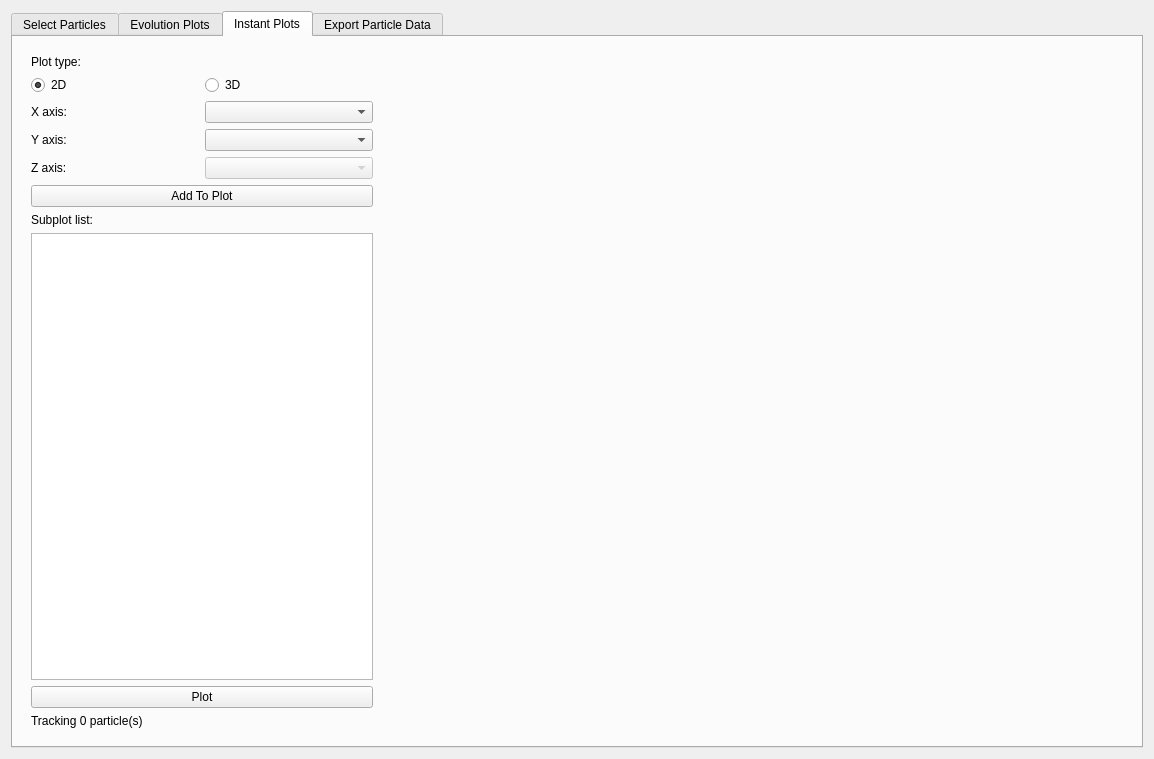
AngelFP/VisualPIC, file VisualPIC/Views/ParticleTracker.ui: the form before one commit.
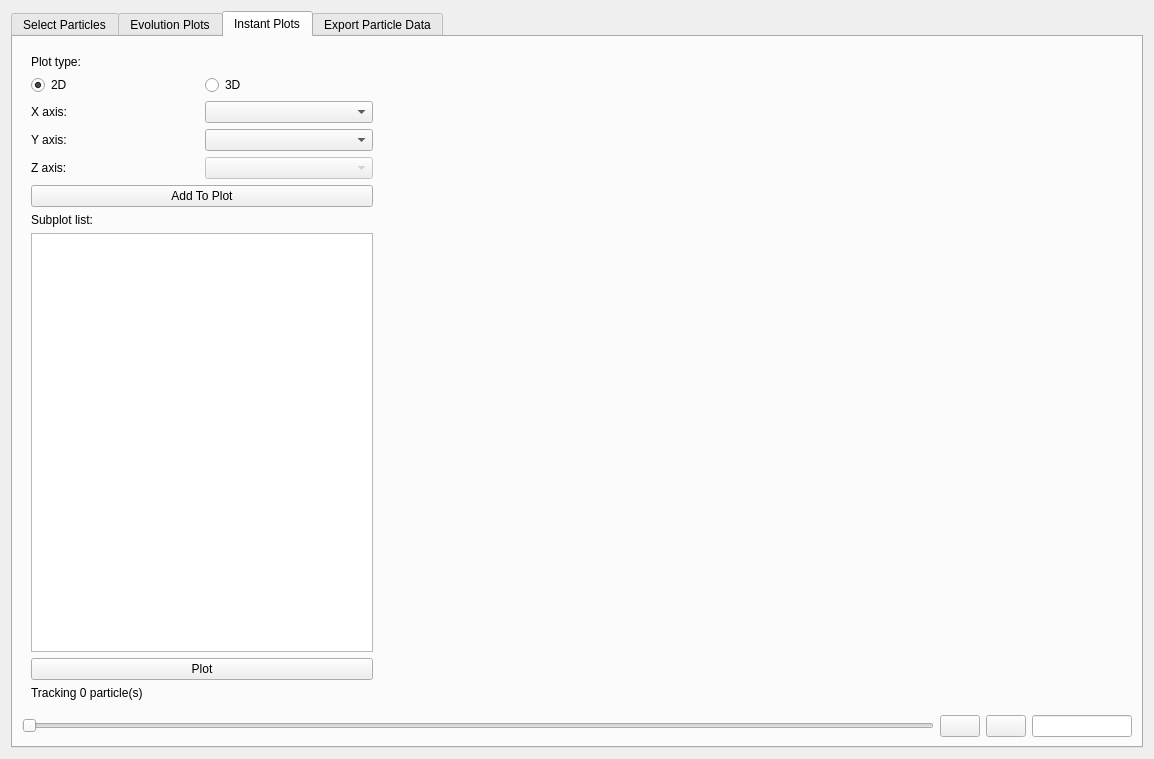
The form after the commit. The open tabs and pages were chosen to show the change. Icons and pictures are not drawn.

Commit message: Updated instant plots UI with time step slider.

```diff
--- a/VisualPIC/Views/ParticleTracker.ui
+++ b/VisualPIC/Views/ParticleTracker.ui
@@ -412,7 +412,9 @@
       <attribute name="title">
        <string>Instant Plots</string>
       </attribute>
-      <layout class="QHBoxLayout" name="horizontalLayout_3">
+      <layout class="QVBoxLayout" name="verticalLayout_11">
+       <item>
+        <layout class="QHBoxLayout" name="horizontalLayout_21">
        <item>
         <widget class="QWidget" name="widget_3" native="true">
          <property name="maximumSize">
@@ -543,6 +545,54 @@
         </widget>
        </item>
       </layout>
+       </item>
+       <item>
+        <layout class="QHBoxLayout" name="horizontalLayout_3">
+         <item>
+          <widget class="QSlider" name="instantTimeStep_Slider">
+           <property name="orientation">
+            <enum>Qt::Horizontal</enum>
+           </property>
+          </widget>
+         </item>
+         <item>
+          <widget class="QPushButton" name="prevStep_Button">
+           <property name="text">
+            <string/>
+           </property>
+           <property name="icon">
+            <iconset>
+             <normaloff>Icons/icon-ios7-arrow-left-128.png</normaloff>Icons/icon-ios7-arrow-left-128.png</iconset>
+           </property>
+          </widget>
+         </item>
+         <item>
+          <widget class="QPushButton" name="nextStep_Button">
+           <property name="text">
+            <string/>
+           </property>
+           <property name="icon">
+            <iconset>
+             <normaloff>Icons/icon-ios7-arrow-right-128.png</normaloff>Icons/icon-ios7-arrow-right-128.png</iconset>
+           </property>
+          </widget>
+         </item>
+         <item>
+          <widget class="QLineEdit" name="instantTimeStep_LineEdit">
+           <property name="maximumSize">
+            <size>
+             <width>100</width>
+             <height>16777215</height>
+            </size>
+           </property>
+          </widget>
+         </item>
+        </layout>
+       </item>
+      </layout>
+      <zorder>layoutWidget</zorder>
+      <zorder>horizontalLayoutWidget</zorder>
+      <zorder>widget_3</zorder>
      </widget>
      <widget class="QWidget" name="tab_3">
       <attribute name="title">
```
Left out of the diff: 2 changed lines with no effect on the pictures. Lines whose indentation alone changed are shown as unchanged.
